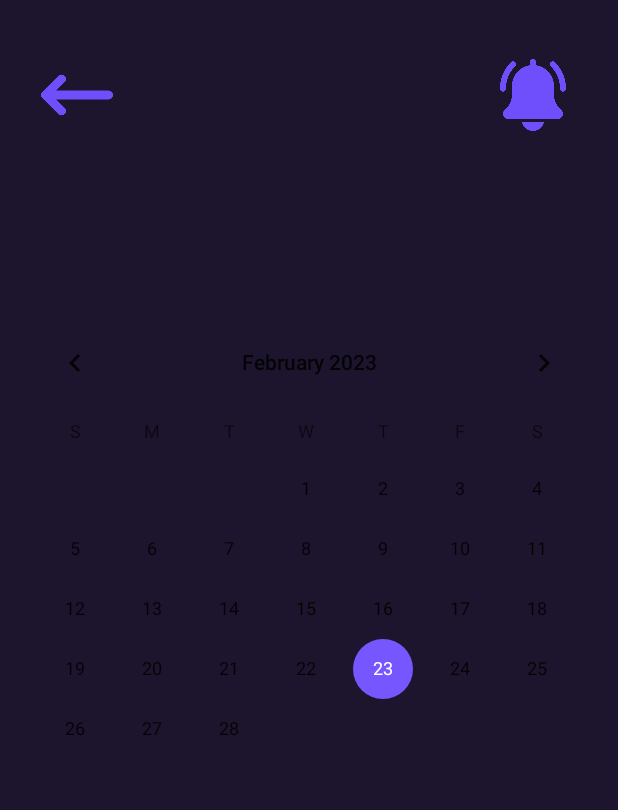
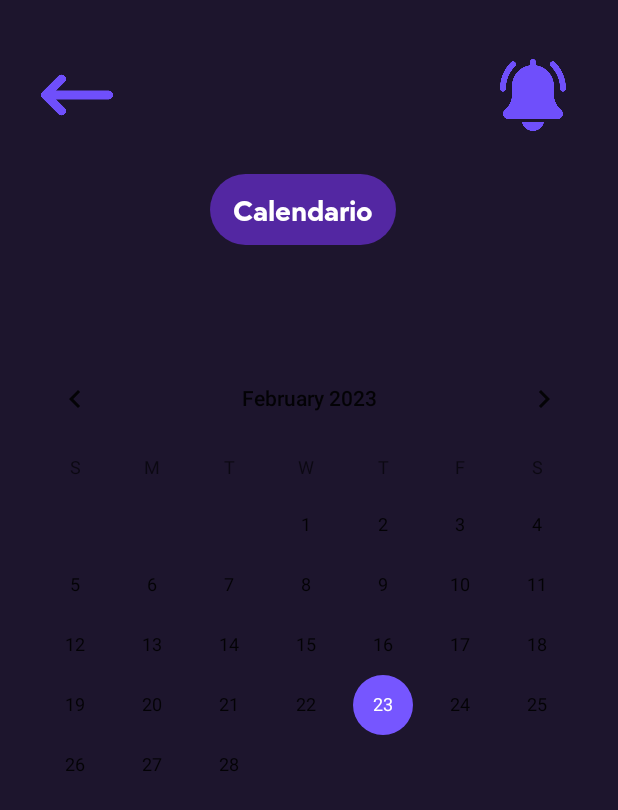
Before and after one commit to NachoXS15/focus-app, an Android app: the calendarPage screen opened directly, with no data from a screen before it, on a phone screen of 412 x 824 dp. Shown: the top 810 px of the screen. Run offline under Robolectric (Android 15) with nearby library versions, the phone set to English and light mode, and no system bars.

Commit message:
updated settings and calendar page styles

```diff
--- a/app/src/main/java/com/example/focus/optionsMenu.java
+++ b/app/src/main/java/com/example/focus/optionsMenu.java
@@ -19,12 +19,8 @@ public class optionsMenu extends AppCompatActivity {
         Intent calendar = new Intent(this, calendarPage.class);
         startActivity(calendar);
     }
-    public void goData(View view){
-        Intent volver = new Intent(this, mainPage.class);
-        startActivity(volver);
-    }
     public void goSetting(View view){
-        Intent config = new Intent(this, mainPage.class);
+        Intent config = new Intent(this, settingsPage.class);
         startActivity(config);
     }
 
--- a/app/src/main/res/drawable/round_corner2.xml
+++ b/app/src/main/res/drawable/round_corner3.xml
@@ -1,6 +1,6 @@
 <?xml version="1.0" encoding="utf-8"?>
 <shape xmlns:android="http://schemas.android.com/apk/res/android"
     android:shape="rectangle">
-    <corners android:radius="20dp" />
+    <corners android:radius="50dp" />
     <solid android:color="@color/backgroundAlt" />
 </shape>
--- a/app/src/main/res/layout/activity_calendar_page.xml
+++ b/app/src/main/res/layout/activity_calendar_page.xml
@@ -7,11 +7,28 @@
     android:background="@color/backGround"
     tools:context=".calendarPage">
 
+    <TextView
+        android:id="@+id/titleAdd"
+        android:layout_width="wrap_content"
+        android:layout_height="wrap_content"
+        android:layout_marginStart="140dp"
+        android:layout_marginTop="116dp"
+        android:background="@drawable/round_corner3"
+        android:fontFamily="@font/tt_chocolates_bold"
+        android:paddingHorizontal="15dp"
+        android:paddingVertical="10dp"
+        android:text="@string/titleCalendar"
+        android:textColor="@color/white"
+        android:textSize="20sp"
+        app:cornerRadius="50dp"
+        app:layout_constraintStart_toStartOf="parent"
+        app:layout_constraintTop_toTopOf="parent" />
+
     <CalendarView
         android:id="@+id/calendarView"
         android:layout_width="403dp"
         android:layout_height="308dp"
-        android:layout_marginTop="208dp"
+        android:layout_marginTop="232dp"
         app:layout_constraintEnd_toEndOf="parent"
         app:layout_constraintStart_toStartOf="parent"
         app:layout_constraintTop_toTopOf="parent"
--- a/app/src/main/res/layout/activity_options_menu.xml
+++ b/app/src/main/res/layout/activity_options_menu.xml
@@ -80,6 +80,7 @@
         android:layout_height="62dp"
         android:layout_marginStart="104dp"
         android:layout_marginTop="572dp"
+        android:onClick="goSetting"
         app:layout_constraintStart_toStartOf="parent"
         app:layout_constraintTop_toTopOf="parent"
         app:srcCompat="@mipmap/configuracion" />
@@ -91,6 +92,7 @@
         android:layout_marginStart="154dp"
         android:layout_marginTop="593dp"
         android:fontFamily="@font/tt_chocolates_medium"
+        android:onClick="goSetting"
         android:text="@string/settings"
         app:layout_constraintStart_toStartOf="parent"
         app:layout_constraintTop_toTopOf="parent" />
--- a/app/src/main/res/values/colors.xml
+++ b/app/src/main/res/values/colors.xml
@@ -11,4 +11,5 @@
     <color name="buttonBackGround">#6f4ffb</color>
     <color name="backgroundAlt">#5327a2</color>
     <color name="purpleLight">#7656ff</color>
+    <color name="grey">#FF9C9BA3</color>
 </resources>
```
Also changed, not shown: app/src/main/java/com/example/focus/settingsPage.java (+5 -11 lines), app/src/main/res/layout/activity_settings_page.xml (+58 -3 lines), app/src/main/res/values/strings.xml (+5 -3 lines).
